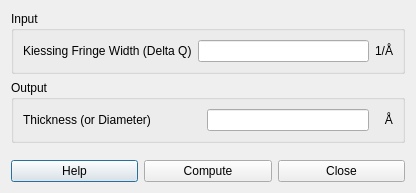
This is src/sas/qtgui/UI/KiessigPanel.ui in SasView/sasview as Qt 5 draws it before an edit. The edited form follows.
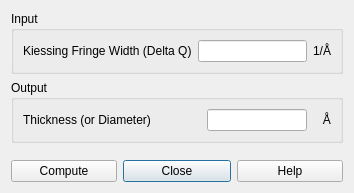
This is the edited form. Icons and pictures are not drawn.

Commit message: Update SasView-249 with code review from PR

Diff of the .ui file:
```diff
--- a/src/sas/qtgui/UI/KiessigPanel.ui
+++ b/src/sas/qtgui/UI/KiessigPanel.ui
@@ -6,7 +6,7 @@
    <rect>
     <x>0</x>
     <y>0</y>
-    <width>416</width>
+    <width>354</width>
     <height>193</height>
    </rect>
   </property>
@@ -60,7 +60,11 @@
          </widget>
         </item>
         <item>
-         <widget class="QLineEdit" name="lengthscale_out"/>
+         <widget class="QLineEdit" name="lengthscale_out">
+          <property name="readOnly">
+           <bool>true</bool>
+          </property>
+         </widget>
         </item>
         <item>
          <widget class="QLabel" name="label_4">
@@ -87,7 +91,17 @@
      </property>
     </spacer>
    </item>
-   <item row="3" column="0">
+   <item row="3" column="1">
+    <widget class="QPushButton" name="closeButton">
+     <property name="toolTip">
+      <string>&lt;html&gt;&lt;head/&gt;&lt;body&gt;&lt;p&gt;Close this window.&lt;/p&gt;&lt;/body&gt;&lt;/html&gt;</string>
+     </property>
+     <property name="text">
+      <string>Close</string>
+     </property>
+    </widget>
+   </item>
+   <item row="3" column="2">
     <widget class="QPushButton" name="helpButton">
      <property name="toolTip">
       <string>&lt;html&gt;&lt;head/&gt;&lt;body&gt;&lt;p&gt;Help using the Kiessing fringe calculator.&lt;/p&gt;&lt;/body&gt;&lt;/html&gt;</string>
@@ -97,7 +111,7 @@
      </property>
     </widget>
    </item>
-   <item row="3" column="1">
+   <item row="3" column="0">
     <widget class="QPushButton" name="computeButton">
      <property name="toolTip">
       <string>&lt;html&gt;&lt;head/&gt;&lt;body&gt;&lt;p&gt;Compute the thickness or diameter.&lt;/p&gt;&lt;/body&gt;&lt;/html&gt;</string>
@@ -107,16 +121,6 @@
      </property>
     </widget>
    </item>
-   <item row="3" column="2">
-    <widget class="QPushButton" name="closeButton">
-     <property name="toolTip">
-      <string>&lt;html&gt;&lt;head/&gt;&lt;body&gt;&lt;p&gt;Close this window.&lt;/p&gt;&lt;/body&gt;&lt;/html&gt;</string>
-     </property>
-     <property name="text">
-      <string>Close</string>
-     </property>
-    </widget>
-   </item>
   </layout>
  </widget>
  <resources/>
```
Left out of the diff: 11 changed lines with no effect on the pictures. The commit also changes 2 other files.
